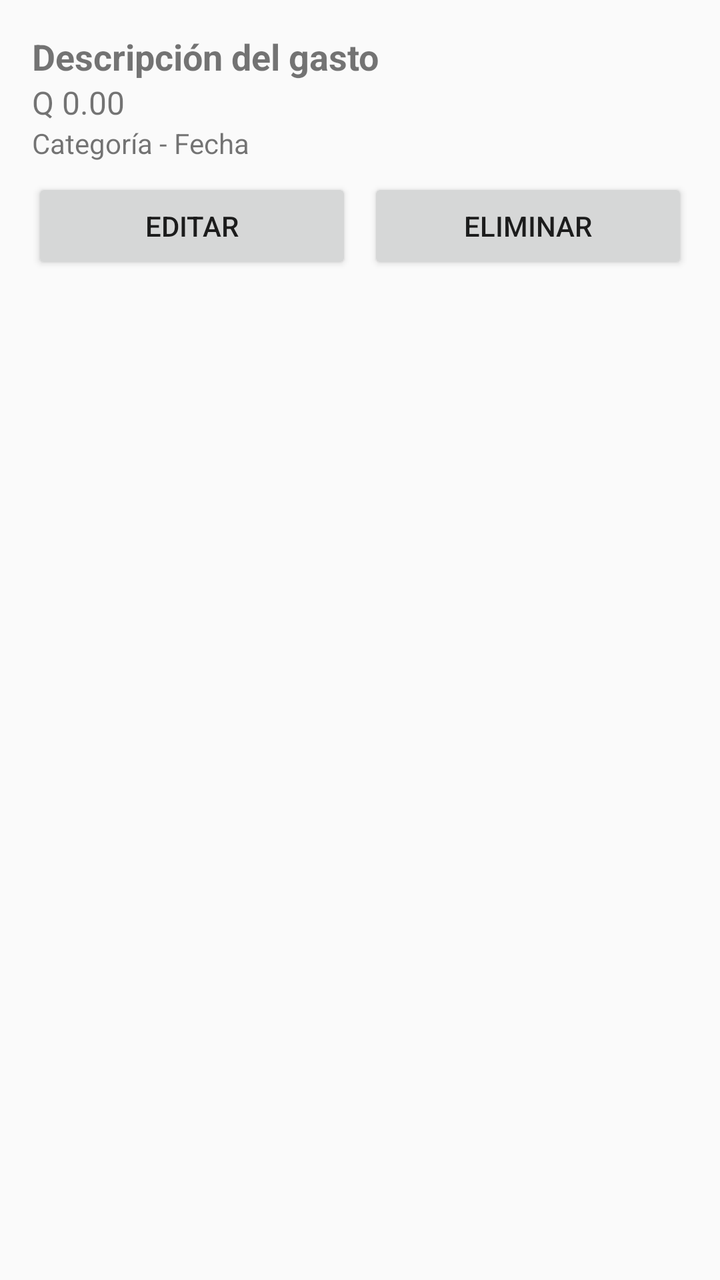
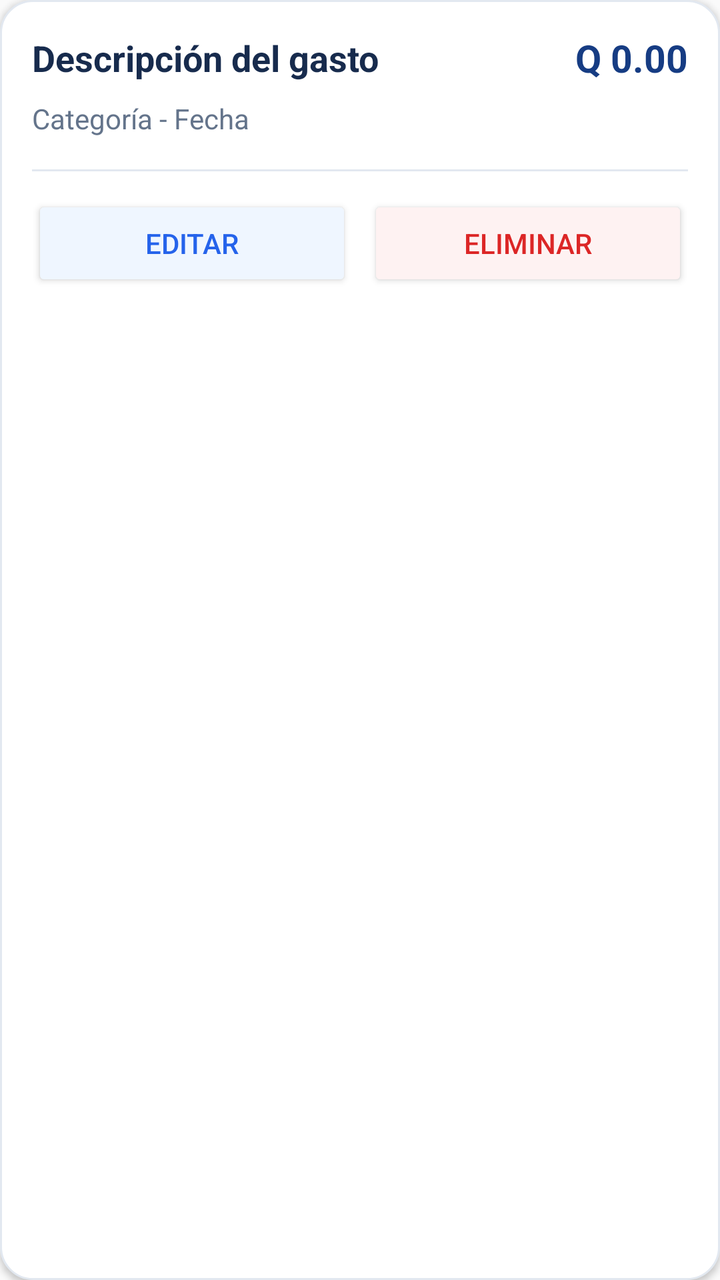

Screens rendered from an Android XML layout before and after an edit, with the pre-edit source and the edit as a unified diff.
<!-- AndroidManifest.xml: application theme Theme.ControlGastos -->
<!-- res/layout/item_gasto.xml -->
<?xml version="1.0" encoding="utf-8"?>
<LinearLayout
    xmlns:android="http://schemas.android.com/apk/res/android"
    android:layout_width="match_parent"
    android:layout_height="wrap_content"
    android:orientation="vertical"
    android:padding="16dp">

    
    <TextView
        android:id="@+id/tvDescripcionGasto"
        android:layout_width="match_parent"
        android:layout_height="wrap_content"
        android:text="Descripción del gasto"
        android:textSize="18sp"
        android:textStyle="bold" />

    
    <TextView
        android:id="@+id/tvMontoGasto"
        android:layout_width="match_parent"
        android:layout_height="wrap_content"
        android:text="Q 0.00"
        android:textSize="16sp" />

    
    <TextView
        android:id="@+id/tvDetalleGasto"
        android:layout_width="match_parent"
        android:layout_height="wrap_content"
        android:text="Categoría - Fecha"
        android:textSize="14sp" />

    
    <LinearLayout
        android:layout_width="match_parent"
        android:layout_height="wrap_content"
        android:orientation="horizontal"
        android:layout_marginTop="8dp">

        
        <Button
            android:id="@+id/btnEditarGasto"
            android:layout_width="0dp"
            android:layout_height="wrap_content"
            android:layout_weight="1"
            android:text="Editar"
            android:layout_marginEnd="8dp" />

        
        <Button
            android:id="@+id/btnEliminarGasto"
            android:layout_width="0dp"
            android:layout_height="wrap_content"
            android:layout_weight="1"
            android:text="Eliminar" />

    </LinearLayout>

</LinearLayout>
<!-- resources referenced by this layout -->
<resources>
  <style name="Theme.ControlGastos" parent="Theme.AppCompat.DayNight.NoActionBar" />
</resources>

<!-- the commit's change to res/layout/item_gasto.xml (unified diff, before → after) -->
@@ -3,57 +3,83 @@
     xmlns:android="http://schemas.android.com/apk/res/android"
     android:layout_width="match_parent"
     android:layout_height="wrap_content"
+    android:layout_marginBottom="12dp"
+    android:background="@drawable/bg_tarjeta_gasto"
+    android:elevation="2dp"
     android:orientation="vertical"
     android:padding="16dp">
 
     
-    <TextView
-        android:id="@+id/tvDescripcionGasto"
+    <LinearLayout
         android:layout_width="match_parent"
         android:layout_height="wrap_content"
-        android:text="Descripción del gasto"
-        android:textSize="18sp"
-        android:textStyle="bold" />
+        android:orientation="horizontal"
+        android:gravity="center_vertical">
 
-    
-    <TextView
-        android:id="@+id/tvMontoGasto"
-        android:layout_width="match_parent"
-        android:layout_height="wrap_content"
-        android:text="Q 0.00"
-        android:textSize="16sp" />
+        <TextView
+            android:id="@+id/tvDescripcionGasto"
+            android:layout_width="0dp"
+            android:layout_height="wrap_content"
+            android:layout_weight="1"
+            android:layout_marginEnd="12dp"
+            android:text="Descripción del gasto"
+            android:textColor="#172B4D"
+            android:textSize="18sp"
+            android:textStyle="bold" />
+
+        <TextView
+            android:id="@+id/tvMontoGasto"
+            android:layout_width="wrap_content"
+            android:layout_height="wrap_content"
+            android:text="Q 0.00"
+            android:textColor="#163C83"
+            android:textSize="19sp"
+            android:textStyle="bold" />
+
+    </LinearLayout>
 
     
     <TextView
         android:id="@+id/tvDetalleGasto"
         android:layout_width="match_parent"
         android:layout_height="wrap_content"
+        android:layout_marginTop="8dp"
         android:text="Categoría - Fecha"
+        android:textColor="#64748B"
         android:textSize="14sp" />
+
+    
+    <View
+        android:layout_width="match_parent"
+        android:layout_height="1dp"
+        android:layout_marginTop="16dp"
+        android:layout_marginBottom="12dp"
+        android:background="#E2E8F0" />
 
     
     <LinearLayout
         android:layout_width="match_parent"
         android:layout_height="wrap_content"
-        android:orientation="horizontal"
-        android:layout_marginTop="8dp">
+        android:orientation="horizontal">
 
-        
         <Button
             android:id="@+id/btnEditarGasto"
             android:layout_width="0dp"
-            android:layout_height="wrap_content"
+            android:layout_height="48dp"
             android:layout_weight="1"
-            android:text="Editar"
-            android:layout_marginEnd="8dp" />
+            android:layout_marginEnd="8dp"
+            android:text="EDITAR"
+            android:textColor="#2563EB"
+            android:backgroundTint="#EFF6FF" />
 
-        
         <Button
             android:id="@+id/btnEliminarGasto"
             android:layout_width="0dp"
-            android:layout_height="wrap_content"
+            android:layout_height="48dp"
             android:layout_weight="1"
-            android:text="Eliminar" />
+            android:text="ELIMINAR"
+            android:textColor="#DC2626"
+            android:backgroundTint="#FEF2F2" />
 
     </LinearLayout>
 
<!-- resource entries referenced after the edit -->
@@ -1,5 +1,19 @@
 <!-- resources referenced by this layout -->
 <resources>
+  <!-- drawable bg_tarjeta_gasto (drawable) -->
+  <?xml version="1.0" encoding="utf-8"?>
+  <shape xmlns:android="http://schemas.android.com/apk/res/android"
+      android:shape="rectangle">
+  
+      <solid android:color="#FFFFFF" />
+  
+      <corners android:radius="16dp" />
+  
+      <stroke
+          android:width="1dp"
+          android:color="#E2E8F0" />
+  
+  </shape>
   <style name="Theme.ControlGastos" parent="Theme.AppCompat.DayNight.NoActionBar" />
 </resources>
 
